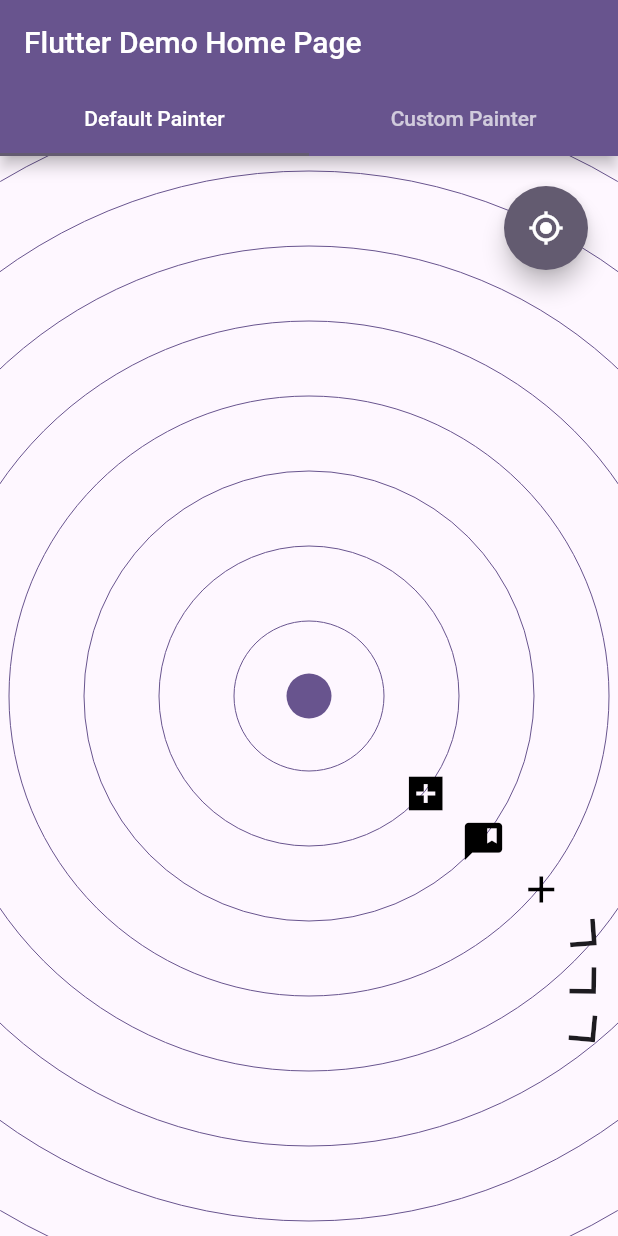
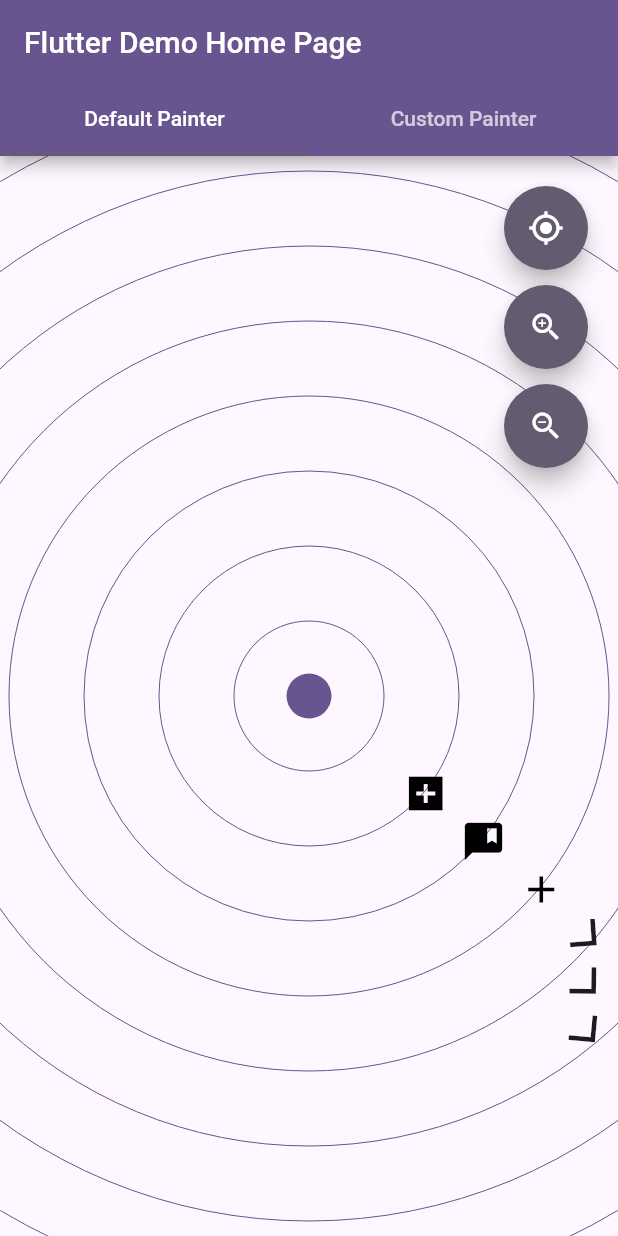
Before and after one commit to OtavioHo/flutter_radar_view, a Flutter app: the screen it shows after launch, after a tap on the "my location" icon, on a phone screen of 412 x 824 dp. Run offline on Flutter 3.47's test engine with Material 2 defaults, Android fonts, the phone set to English and light mode, and no system bars; missing offline and left inert: touchable.

Commit message:
Add scale animation to the controller

```diff
--- a/example/lib/main.dart
+++ b/example/lib/main.dart
@@ -42,6 +42,7 @@ class _MyHomePageState extends State<MyHomePage> {
   ];
 
   final RadarController _controller = RadarController();
+  double scale = 1;
 
   @override
   Widget build(BuildContext context) {
@@ -69,11 +70,35 @@ class _MyHomePageState extends State<MyHomePage> {
                 Positioned(
                   top: 20,
                   right: 20,
-                  child: FloatingActionButton(
-                    onPressed: () {
-                      _controller.animateTo(const Offset(0, 0));
-                    },
-                    child: const Icon(Icons.my_location),
+                  child: Column(
+                    children: [
+                      FloatingActionButton(
+                        onPressed: () {
+                          _controller.animateTo(const Offset(0, 0));
+                        },
+                        child: const Icon(Icons.my_location),
+                      ),
+                      const SizedBox(height: 10),
+                      FloatingActionButton(
+                        onPressed: () {
+                          setState(() {
+                            scale = scale + 1;
+                          });
+                          _controller.scaleTo(scale);
+                        },
+                        child: const Icon(Icons.zoom_in),
+                      ),
+                      const SizedBox(height: 10),
+                      FloatingActionButton(
+                        onPressed: () {
+                          setState(() {
+                            scale = scale - 1;
+                          });
+                          _controller.scaleTo(scale);
+                        },
+                        child: const Icon(Icons.zoom_out),
+                      ),
+                    ],
                   ),
                 ),
               ],
--- a/lib/src/radar_controller.dart
+++ b/lib/src/radar_controller.dart
@@ -4,9 +4,23 @@ import 'package:flutter/foundation.dart';
 
 /// A controller for the radar view
 class RadarController extends ChangeNotifier {
+  /// Triggers the animation
   bool shouldStartAnimation = false;
+
+  /// Is the animation currently running
   bool isAnimating = false;
+
+  /// The end offset of the current/last animation
   Offset animationEndOffset = Offset.zero;
+
+  /// Trugger the scale animation
+  bool shouldStartScaleAnimation = false;
+
+  /// Is the scale animation currently running
+  bool isScaleAnimating = false;
+
+  /// The end scale of the current/last animation
+  double animationEndScale = 1.0;
 
   /// Animate the radar to a new position
   void animateTo(Offset offset) {
@@ -14,4 +28,11 @@ class RadarController extends ChangeNotifier {
     animationEndOffset = offset;
     notifyListeners();
   }
+
+  /// Animate the radar to a new scale
+  void scaleTo(double scale) {
+    shouldStartScaleAnimation = true;
+    animationEndScale = scale;
+    notifyListeners();
+  }
 }
--- a/lib/src/radar_painter.dart
+++ b/lib/src/radar_painter.dart
@@ -38,7 +38,7 @@ abstract class CustomRadarPainter {
     final backgroundPaint = Paint()..color = Colors.white;
 
     touchyCanvas.drawCircle(
-      spot.position(customPainter),
+      spot.painterPosition(customPainter),
       spot.size,
       borderPaint,
       onTapDown:
@@ -46,7 +46,7 @@ abstract class CustomRadarPainter {
     );
 
     touchyCanvas.drawCircle(
-      spot.position(customPainter),
+      spot.painterPosition(customPainter),
       spot.size - 2,
       backgroundPaint,
       onTapDown:
@@ -62,7 +62,8 @@ abstract class CustomRadarPainter {
           color: Colors.black),
     );
     textPainter.layout();
-    textPainter.paint(canvas, spot.position(customPainter).translate(-14, -14));
+    textPainter.paint(
+        canvas, spot.painterPosition(customPainter).translate(-14, -14));
   }
 
   // A function that overrides the default overflow icon painter
@@ -72,7 +73,7 @@ abstract class CustomRadarPainter {
     double dx;
     double dy;
 
-    Offset position = spot.position(customPainter);
+    Offset position = spot.painterPosition(customPainter);
 
     final Rect consideredRect = rect ??
         Rect.fromLTWH(
@@ -194,7 +195,7 @@ class RadarPainter extends CustomPainter {
     required Spot spot,
     required Rect rect,
   }) {
-    if (rect.contains(spot.position(this))) {
+    if (rect.contains(spot.painterPosition(this))) {
       painter.spotPainter(spot, canvas, touchyCanvas, this);
     } else {
       painter.overflowIconPainter(spot, canvas, touchyCanvas, this);
--- a/lib/src/radar_view.dart
+++ b/lib/src/radar_view.dart
@@ -4,6 +4,7 @@ import 'package:touchable/touchable.dart';
 
 import '../flutter_radar_view.dart';
 
+/// The radar view widget.
 class RadarView extends StatefulWidget {
   const RadarView({
     super.key,
@@ -70,13 +71,19 @@ class RadarView extends StatefulWidget {
 }
 
 class _RadarViewState extends State<RadarView>
-    with SingleTickerProviderStateMixin, AutomaticKeepAliveClientMixin {
+    with TickerProviderStateMixin, AutomaticKeepAliveClientMixin {
   late final AnimationController _offsetAnimationController;
   late Tween<Offset> _offsetTween;
   late Animation<Offset> _offsetAnimation;
   Offset _currentOffset = const Offset(0, 0);
+
+  late final AnimationController _scaleAnimationController;
+  late Tween<double> _scaleTween;
+  late Animation<double> _scaleAnimation;
+  double _currentScale = 1.0;
+
   bool _dragable = true;
-  late double scale;
+  bool _scalable = true;
 
   @override
   void initState() {
@@ -90,27 +97,63 @@ class _RadarViewState extends State<RadarView>
         if (mounted) setState(() {});
       });
 
-    scale = widget.initialScale;
+    _scaleAnimationController = AnimationController(
+      vsync: this,
+      duration: const Duration(milliseconds: 200),
+    );
+    _scaleTween = Tween(begin: 1.0, end: 1.0);
+    _scaleAnimation = _scaleTween.animate(_scaleAnimationController)
+      ..addListener(() {
+        if (mounted) setState(() {});
+      });
 
     widget.controller?.addListener(() {
       if (widget.controller!.shouldStartAnimation &&
           !widget.controller!.isAnimating) {
-        animateToNewPosition(widget.controller!.animationEndOffset);
+        _animateToNewPosition(widget.controller!.animationEndOffset);
+      }
+
+      if (widget.controller!.shouldStartScaleAnimation &&
+          !widget.controller!.isScaleAnimating) {
+        _animateToScale(widget.controller!.animationEndScale);
       }
     });
 
     super.initState();
   }
 
-  void animateToNewPosition(Offset position) async {
+  // Animate the radar to a new scale
+  void _animateToScale(double scale) async {
+    if (scale <= 0 || scale == _currentScale) return;
+    widget.controller!.isScaleAnimating = true;
+    widget.controller!.shouldStartScaleAnimation = false;
+    setState(() {
+      _scalable = false;
+    });
+    _scaleTween.begin = _currentScale;
+    _scaleAnimationController.reset();
+    _scaleTween.end = scale;
+    await _scaleAnimationController.forward();
+    setState(() {
+      _currentScale = scale;
+    });
+    widget.controller!.isScaleAnimating = false;
+  }
+
+  // Animate the radar to a new position
+  void _animateToNewPosition(Offset position) async {
     widget.controller?.isAnimating = true;
     widget.controller?.shouldStartAnimation = false;
-    _dragable = false;
+    setState(() {
+      _dragable = false;
+    });
     _offsetTween.begin = _currentOffset;
     _offsetAnimationController.reset();
     _offsetTween.end = position;
     await _offsetAnimationController.forward();
-    _currentOffset = position;
+    setState(() {
+      _currentOffset = position;
+    });
     widget.controller?.isAnimating = false;
   }
 
@@ -135,7 +178,8 @@ class _RadarViewState extends State<RadarView>
 
                 if (details.pointerCount == 2) {
                   setState(() {
-                    scale = details.scale;
+                    _scalable = true;
+                    _currentScale = details.scale;
                   });
                 }
               },
@@ -159,7 +203,8 @@ class _RadarViewState extends State<RadarView>
                           backgroundColor: widget.backgroundColor,
                           foregroundColor: widget.foregroundColor,
                           onTapSpot: widget.onTapSpot,
-                          scale: scale,
+                          scale:
+                              _scalable ? _currentScale : _scaleAnimation.value,
                         ),
                   );
 
--- a/lib/src/spot.dart
+++ b/lib/src/spot.dart
@@ -3,14 +3,27 @@ import 'dart:math';
 import 'package:flutter/material.dart';
 import 'package:flutter_radar_view/flutter_radar_view.dart';
 
+/// The Spot class.
+///
+/// It represents a spot in the radar.
 class Spot<T> {
+  /// The distance from the center of the radar.
   final double distance;
+
+  /// The angle of the spot in radians.
   late double theta;
+
+  /// The icon of the spot.
   final IconData icon;
+
+  /// The size of the spot.
   final double size;
+
+  /// The data of the spot.
   final T? data;
 
-  Offset position(RadarPainter painter) {
+  /// The position of the spot for a given painter.
+  Offset painterPosition(RadarPainter painter) {
     Offset center = painter.painter.rect?.center ??
         painter.constraints.biggest.center(Offset.zero);
 
@@ -22,6 +35,14 @@ class Spot<T> {
         .translate(painter.offset.dx, painter.offset.dy);
   }
 
+  /// The offset from the center of the radar with the scale 1.
+  Offset offsetFromCenter() {
+    return Offset(
+      distance * cos(theta),
+      distance * sin(theta),
+    );
+  }
+
   Spot({
     required this.distance,
     this.icon = Icons.add,
```
Also changed, not shown: example/lib/my_custom_radar_painter.dart (+5 -4 lines).
